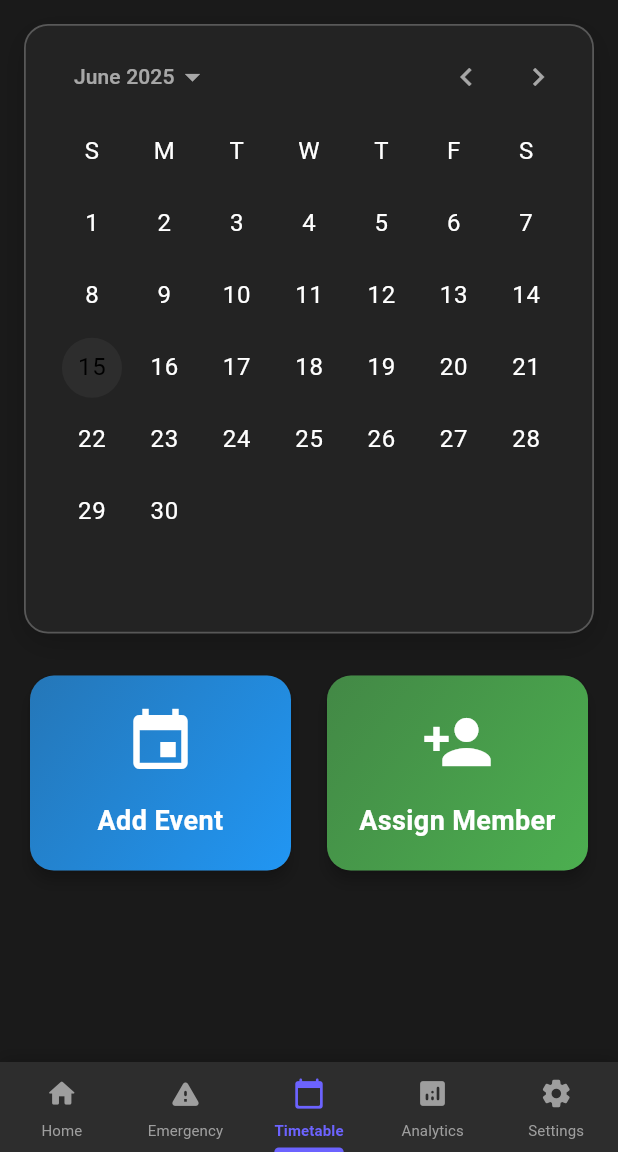
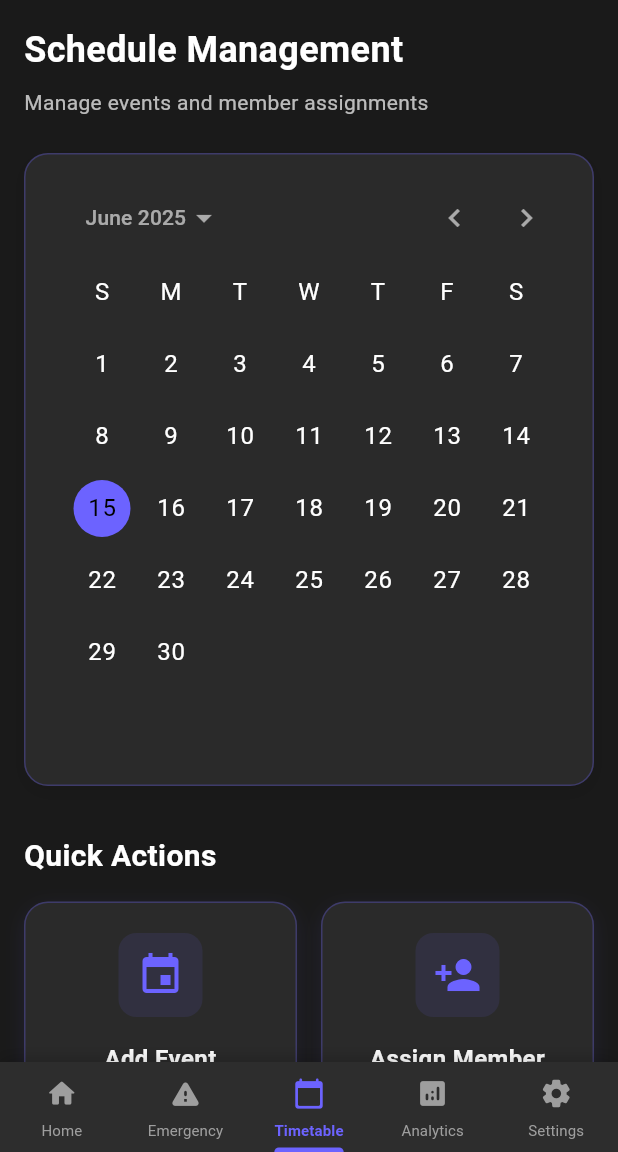
Before and after one commit to Feekkk/neighborhubapp, a Flutter app: the DashboardAdmin screen opened directly, item 3 of the bottom bar chosen, on a phone screen of 412 x 824 dp, the part 84-1236 px from its top. Run offline on Flutter 3.47's test engine with Material 3 defaults, Android fonts, the phone set to English and light mode, and no system bars; our stand-ins replace cloud_firestore, firebase_auth, firebase_core, geolocator, google_maps_flutter, syncfusion_flutter_charts; accounts and stored records are empty; network calls fail.

Commit message:
update timetable UI

```diff
--- a/lib/admin/tabs/timetable_tab.dart
+++ b/lib/admin/tabs/timetable_tab.dart
@@ -14,35 +14,62 @@ class _TimetableTabState extends State<TimetableTab> {
 
   @override
   Widget build(BuildContext context) {
-    return SingleChildScrollView(
+    return Container(
+      color: const Color(0xFF1A1A1A),
+      child: SingleChildScrollView(
         child: Padding(
           padding: const EdgeInsets.all(16.0),
           child: Column(
+            crossAxisAlignment: CrossAxisAlignment.start,
             children: [
+              const Text(
+                'Schedule Management',
+                style: TextStyle(
+                  color: Colors.white,
+                  fontSize: 24,
+                  fontWeight: FontWeight.bold,
+                ),
+              ),
+              const SizedBox(height: 8),
+              const Text(
+                'Manage events and member assignments',
+                style: TextStyle(
+                  color: Colors.white70,
+                  fontSize: 14,
+                ),
+              ),
+              const SizedBox(height: 24),
               Container(
                 decoration: BoxDecoration(
-                color: const Color(0xFF232323),
+                  color: const Color(0xFF2A2A2A),
                   borderRadius: BorderRadius.circular(16),
                   boxShadow: [
                     BoxShadow(
-                    color: Colors.black.withOpacity(0.18),
-                    blurRadius: 16,
-                    offset: const Offset(0, 6),
+                      color: Colors.black.withOpacity(0.1),
+                      blurRadius: 10,
+                      offset: const Offset(0, 4),
                     ),
                   ],
-                border: Border.all(color: Colors.white24, width: 1.2),
+                  border: Border.all(color: const Color(0xFF6C63FF).withOpacity(0.3)),
                 ),
-              padding: const EdgeInsets.symmetric(vertical: 8, horizontal: 8),
+                padding: const EdgeInsets.all(16),
                 child: Theme(
                   data: Theme.of(context).copyWith(
                     colorScheme: Theme.of(context).colorScheme.copyWith(
-                    surface: const Color(0xFF232323),
+                      surface: const Color(0xFF2A2A2A),
                       onSurface: Colors.white,
-                    primary: Theme.of(context).primaryColor,
+                      primary: const Color(0xFF6C63FF),
                     ),
                     textTheme: Theme.of(context).textTheme.copyWith(
-                    bodyMedium: const TextStyle(color: Colors.white, fontSize: 18, fontWeight: FontWeight.w600),
-                  ), dialogTheme: DialogThemeData(backgroundColor: const Color(0xFF232323)),
+                      bodyMedium: const TextStyle(
+                        color: Colors.white,
+                        fontSize: 16,
+                        fontWeight: FontWeight.w500,
+                      ),
+                    ),
+                    dialogTheme: const DialogTheme(
+                      backgroundColor: Color(0xFF2A2A2A),
+                    ),
                   ),
                   child: CalendarDatePicker(
                     initialDate: _focusedDay,
@@ -56,7 +83,16 @@ class _TimetableTabState extends State<TimetableTab> {
                   ),
                 ),
               ),
-            const SizedBox(height: 24),
+              const SizedBox(height: 32),
+              const Text(
+                'Quick Actions',
+                style: TextStyle(
+                  color: Colors.white,
+                  fontSize: 20,
+                  fontWeight: FontWeight.bold,
+                ),
+              ),
+              const SizedBox(height: 16),
               Row(
                 children: [
                   Expanded(
@@ -64,7 +100,7 @@ class _TimetableTabState extends State<TimetableTab> {
                       context,
                       'Add Event',
                       Icons.event,
-                    Colors.blue,
+                      const Color(0xFF6C63FF),
                       () async {
                         await Navigator.push(
                           context,
@@ -79,7 +115,7 @@ class _TimetableTabState extends State<TimetableTab> {
                       context,
                       'Assign Member',
                       Icons.person_add,
-                    Colors.green,
+                      const Color(0xFF6C63FF),
                       () => Navigator.push(
                         context,
                         MaterialPageRoute(builder: (context) => const AddAssign()),
@@ -89,6 +125,7 @@ class _TimetableTabState extends State<TimetableTab> {
                 ],
               ),
             ],
+          ),
         ),
       ),
     );
@@ -101,41 +138,47 @@ class _TimetableTabState extends State<TimetableTab> {
     Color color,
     VoidCallback onTap,
   ) {
-    return Card(
-      elevation: 4,
-      shape: RoundedRectangleBorder(
+    return Container(
+      decoration: BoxDecoration(
+        color: const Color(0xFF2A2A2A),
         borderRadius: BorderRadius.circular(16),
+        border: Border.all(color: color.withOpacity(0.3)),
+        boxShadow: [
+          BoxShadow(
+            color: color.withOpacity(0.1),
+            blurRadius: 10,
+            offset: const Offset(0, 4),
           ),
+        ],
+      ),
+      child: Material(
+        color: Colors.transparent,
         child: InkWell(
           onTap: onTap,
           borderRadius: BorderRadius.circular(16),
-        child: Container(
+          child: Padding(
             padding: const EdgeInsets.all(20),
-          decoration: BoxDecoration(
-            borderRadius: BorderRadius.circular(16),
-            gradient: LinearGradient(
-              begin: Alignment.topLeft,
-              end: Alignment.bottomRight,
-              colors: [
-                color.withOpacity(0.7),
-                color,
-              ],
-            ),
-          ),
             child: Column(
               mainAxisAlignment: MainAxisAlignment.center,
               children: [
-              Icon(
+                Container(
+                  padding: const EdgeInsets.all(12),
+                  decoration: BoxDecoration(
+                    color: color.withOpacity(0.1),
+                    borderRadius: BorderRadius.circular(12),
+                  ),
+                  child: Icon(
                     icon,
-                size: 48,
-                color: Colors.white,
+                    size: 32,
+                    color: color,
+                  ),
                 ),
                 const SizedBox(height: 16),
                 Text(
                   title,
                   style: const TextStyle(
                     color: Colors.white,
-                  fontSize: 18,
+                    fontSize: 16,
                     fontWeight: FontWeight.bold,
                   ),
                   textAlign: TextAlign.center,
@@ -144,6 +187,7 @@ class _TimetableTabState extends State<TimetableTab> {
             ),
           ),
         ),
+      ),
     );
   }
 }
```
Also changed, not shown: lib/admin/tabs/emergency_tab.dart (+92 -32 lines). Lines whose indentation alone changed are shown as unchanged.
